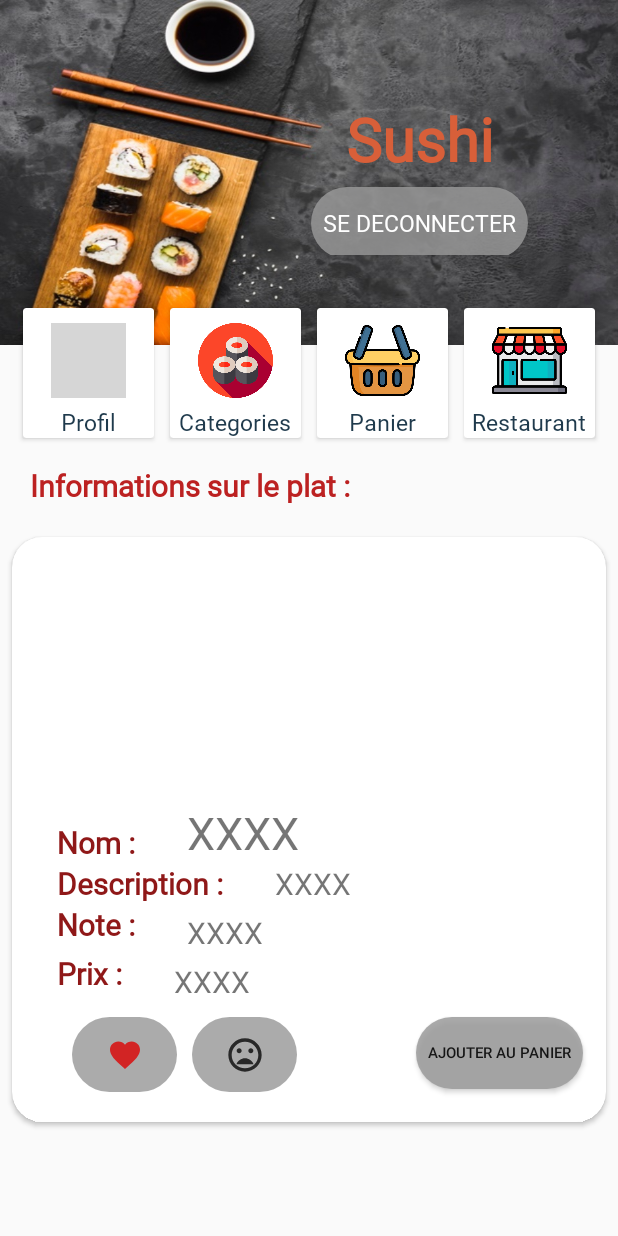
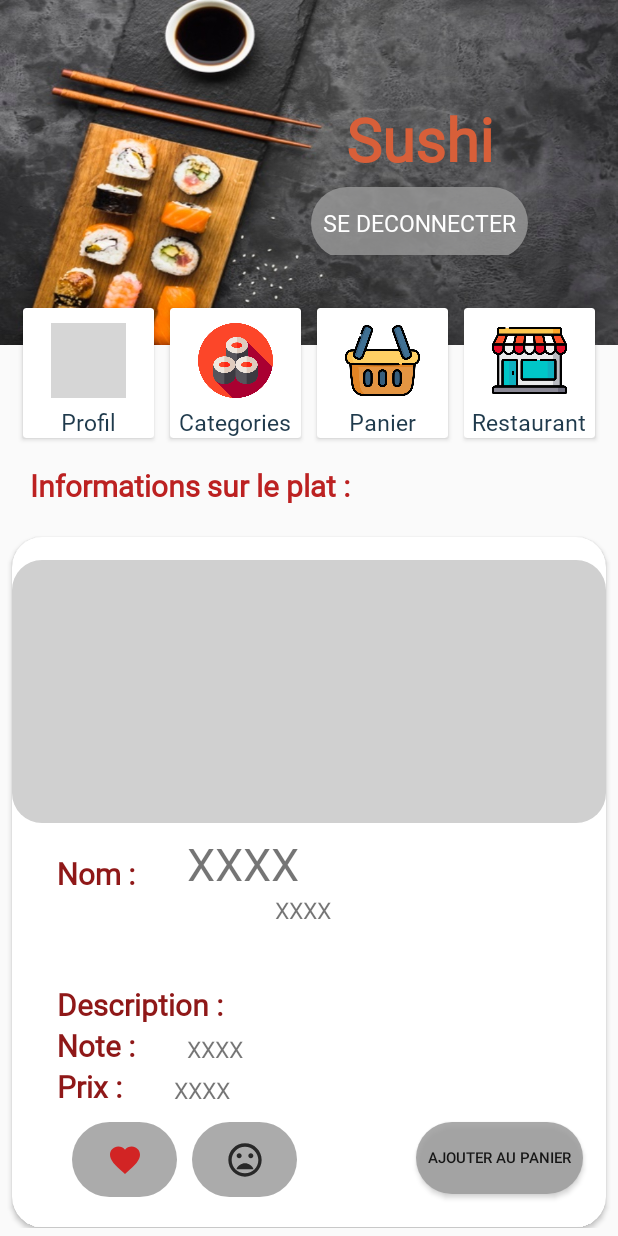
Before and after one commit to ElFanouiReda/ApplicationSushi, an Android app: the layout activity_cust_info_plat.xml on its own in the app's theme, with its tools: preview values and no code run, on a phone screen of 412 x 824 dp. Run offline under Robolectric (Android 15) with nearby library versions, the phone set to English and light mode, and no system bars; grey boxes are pictures that could not be loaded.

Commit message:
Image displayed in all activities

```diff
--- a/app/src/main/java/com/example/applicationsushi/CustMenuActivity.java
+++ b/app/src/main/java/com/example/applicationsushi/CustMenuActivity.java
@@ -70,7 +70,7 @@ public class CustMenuActivity extends AppCompatActivity {
 
     StrictMode.setThreadPolicy((new StrictMode.ThreadPolicy.Builder().permitNetwork().build()));
     collectData();
-    final CustomListViewPlat customListViewPlat = new CustomListViewPlat(this , nom , description);
+    final CustomListViewPlat customListViewPlat = new CustomListViewPlat(this , nom , description , urlImages);
     listView.setAdapter(customListViewPlat);
 
     listView.setOnItemClickListener(new AdapterView.OnItemClickListener() {
--- a/app/src/main/res/layout/activity_cust_info_plat.xml
+++ b/app/src/main/res/layout/activity_cust_info_plat.xml
@@ -266,6 +266,7 @@
                     android:layout_marginBottom="20dp">
 
                     <RelativeLayout
+                        android:id="@+id/rLayout"
                         android:layout_width="wrap_content"
                         android:layout_height="match_parent">
 
@@ -273,24 +274,19 @@
                         <ImageView
                             android:id="@+id/imageView5"
                             android:layout_width="match_parent"
-                            android:layout_height="170dp" />
-
-
-                    </RelativeLayout>
-
-
-                    <RelativeLayout
-                        android:layout_width="wrap_content"
-                        android:layout_height="wrap_content">
+                            android:layout_height="175dp"
+                            android:layout_marginTop="15dp"
+                            android:background="@drawable/edit_light_gray"/>
 
                         <TextView
                             android:id="@+id/textView6"
                             android:layout_width="wrap_content"
                             android:layout_height="wrap_content"
                             android:layout_alignParentLeft="true"
-                            android:layout_marginTop="190dp"
+                            android:layout_marginTop="20dp"
                             android:textSize="20dp"
                             android:textStyle="bold"
+                            android:layout_below="@id/imageView5"
                             android:text="Nom : "
                             app:fontFamily="@font/averia_serif_libre_italic"
                             android:textColor="@color/colorRedLight2"
@@ -320,17 +316,19 @@
                             app:fontFamily="@font/averia_serif_libre_italic"
                             android:textColor="@color/colorRedLight2"
                             android:layout_marginLeft="30dp"
+                            android:layout_marginTop="60dp"
                             android:layout_alignParentStart="true" />
 
                         <TextView
                             android:id="@+id/textView9"
                             android:layout_below="@id/textView7"
                             android:text="XXXX"
-                            android:textSize="20dp"
+                            android:textSize="15dp"
                             android:layout_width="wrap_content"
                             android:layout_height="wrap_content"
                             android:layout_toRightOf="@id/textView8"
-                            android:layout_marginLeft="30dp"/>
+                            android:layout_marginLeft="30dp"
+                            android:layout_alignBottom="@id/textView8"/>
 
                         <TextView
                             android:id="@+id/textView10"
@@ -344,18 +342,19 @@
                             app:fontFamily="@font/averia_serif_libre_italic"
                             android:textColor="@color/colorRedLight2"
                             android:layout_marginLeft="30dp"
-                            android:layout_alignParentStart="true" />
+                            android:layout_alignParentStart="true"/>
 
                         <TextView
                             android:id="@+id/textView11"
                             android:layout_below="@id/textView9"
                             android:text="XXXX"
-                            android:textSize="20dp"
+                            android:textSize="15dp"
                             android:layout_width="wrap_content"
                             android:layout_height="wrap_content"
                             android:layout_toRightOf="@id/textView10"
                             android:layout_marginLeft="30dp"
-                            android:layout_marginTop="5dp"/>
+                            android:layout_marginTop="5dp"
+                            android:layout_alignBottom="@id/textView10"/>
 
 
                         <TextView
@@ -376,12 +375,13 @@
                             android:id="@+id/textView13"
                             android:layout_below="@id/textView11"
                             android:text="XXXX"
-                            android:textSize="20dp"
+                            android:textSize="15dp"
                             android:layout_width="wrap_content"
                             android:layout_height="wrap_content"
                             android:layout_toRightOf="@id/textView12"
                             android:layout_marginLeft="30dp"
-                            android:layout_marginTop="5dp"/>
+                            android:layout_marginTop="5dp"
+                            android:layout_alignBottom="@id/textView12"/>
 
 
                         <Button
@@ -429,13 +429,7 @@
                             android:src="@drawable/ic_dislike"
                             android:textSize="10dp" />
 
-
-
                     </RelativeLayout>
-
-
-
-
 
                 </androidx.cardview.widget.CardView>
 
--- a/app/src/main/res/layout/row.xml
+++ b/app/src/main/res/layout/row.xml
@@ -12,7 +12,8 @@
     <ImageView
         android:id="@+id/imageView"
         android:layout_width="80dp"
-        android:layout_height="80dp"/>
+        android:layout_height="80dp"
+        android:background="@drawable/image_rectangle_corners_white"/>
 
     <LinearLayout
         android:layout_width="wrap_content"
```
Also changed, not shown: app/src/main/java/com/example/applicationsushi/CustCategoriePlatActivity.java (+5 -4 lines), app/src/main/java/com/example/applicationsushi/CustomListViewCategoriePlat.java (+51 -1 lines), app/src/main/java/com/example/applicationsushi/CustomListViewPlat.java (+50 -5 lines), app/src/main/res/drawable/image_rectangle_corners_white.xml (added, +16 -0 lines).
